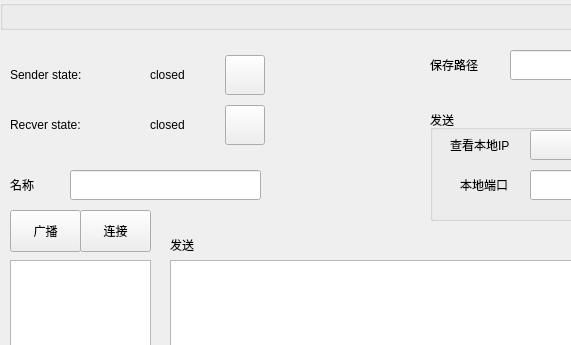
Before: the Qt Designer form src/gui/mainui.ui in realth000/localcharger, drawn with Qt 5; both pictures show x 0 to 571 and y 0 to 345 of the 1100 by 700 pixel window.
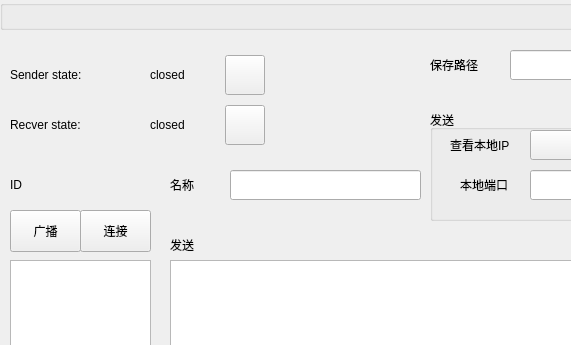
After: the same form once the commit is applied. Custom widgets are drawn as their Qt base class.

The edit to the form file:
```diff
--- a/src/gui/mainui.ui
+++ b/src/gui/mainui.ui
@@ -444,7 +444,7 @@
   <widget class="QLabel" name="label_9">
    <property name="geometry">
     <rect>
-     <x>10</x>
+     <x>170</x>
      <y>170</y>
      <width>51</width>
      <height>30</height>
@@ -457,13 +457,39 @@
   <widget class="QLineEdit" name="clientNameLineEdit">
    <property name="geometry">
     <rect>
-     <x>70</x>
+     <x>230</x>
      <y>170</y>
      <width>191</width>
      <height>30</height>
     </rect>
    </property>
   </widget>
+  <widget class="QLabel" name="label_11">
+   <property name="geometry">
+    <rect>
+     <x>10</x>
+     <y>170</y>
+     <width>51</width>
+     <height>30</height>
+    </rect>
+   </property>
+   <property name="text">
+    <string>ID</string>
+   </property>
+  </widget>
+  <widget class="QLabel" name="clientIdLabel">
+   <property name="geometry">
+    <rect>
+     <x>80</x>
+     <y>170</y>
+     <width>72</width>
+     <height>30</height>
+    </rect>
+   </property>
+   <property name="text">
+    <string/>
+   </property>
+  </widget>
  </widget>
  <customwidgets>
   <customwidget>
```
